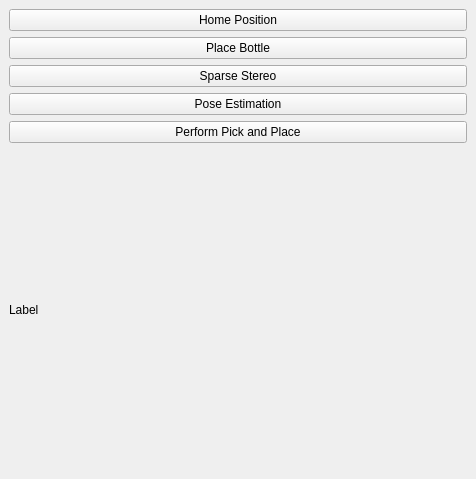
The window that RoviSamplePlugin/src/SamplePlugin.ui (martinjakobsgaard/RoVi1) describes before a commit, drawn with Qt 5.
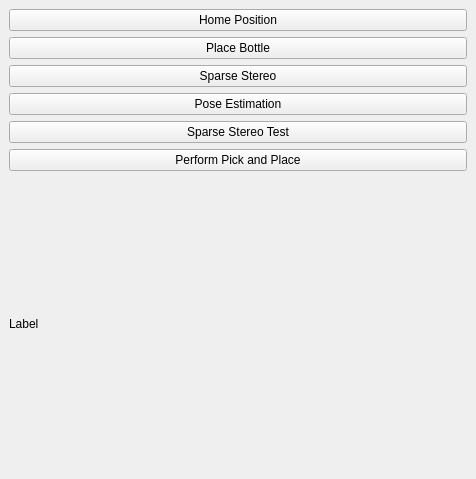
The same window after the commit.

Commit message: Added stereo test, worked on integration.

The edit to the form file:
```diff
--- a/RoviSamplePlugin/src/SamplePlugin.ui
+++ b/RoviSamplePlugin/src/SamplePlugin.ui
@@ -46,7 +46,14 @@
        </widget>
       </item>
       <item>
-       <widget class="QPushButton" name="_performTask">
+       <widget class="QPushButton" name="_btn_sparse_test">
+        <property name="text">
+         <string>Sparse Stereo Test</string>
+        </property>
+       </widget>
+      </item>
+      <item>
+       <widget class="QPushButton" name="_btn_performTask">
         <property name="text">
          <string>Perform Pick and Place</string>
         </property>
```
The commit also changes 5 other files.
